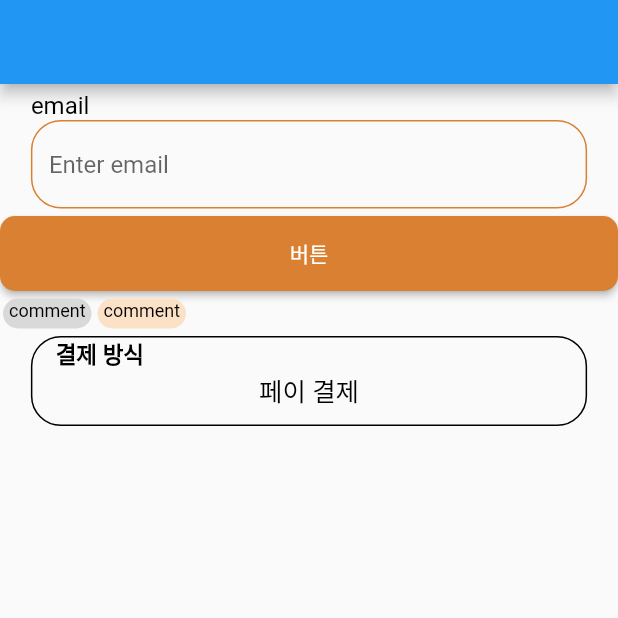
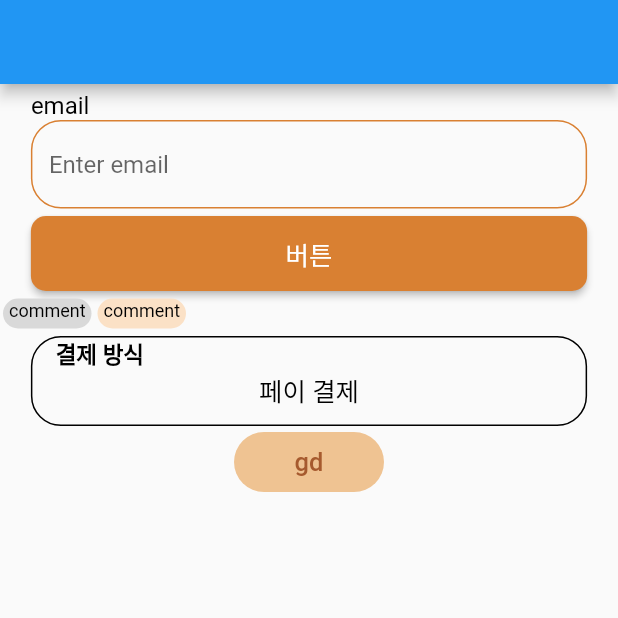
Before and after one commit to S-Sojung/group-buying-frontend, a Flutter app: the screen it shows after launch, on a phone screen of 412 x 824 dp, the top half of it. Run offline on Flutter 3.47's test engine with Material 2 defaults, Android fonts, the phone set to English and light mode, and no system bars; our stand-ins replace dio, flutter_riverpod, flutter_secure_storage, logger, validators; Roboto replaces fonts that are missing (HallymGothic).

Commit message:
Feat: SVG 사진 및 설정 donut_button Round 버전 추가

```diff
--- a/lib/main.dart
+++ b/lib/main.dart
@@ -43,7 +43,8 @@ class HomePage extends StatelessWidget {
               DonutRoundTag("comment"),
               DonutRoundTag("comment",code: "1",)],
           ),
-          DonutLabelRoundTextbox()
+          DonutLabelRoundTextbox(),
+          DonutRoundButton(text: "gd", funPageRoute: (){}),
         ],
       )
     );
--- a/lib/views/components/donut_button.dart
+++ b/lib/views/components/donut_button.dart
@@ -1,4 +1,5 @@
 import 'package:donut/core/constants/size.dart';
+import 'package:donut/core/constants/style.dart';
 import 'package:donut/core/constants/theme.dart';
 import 'package:flutter/material.dart';
 
@@ -13,13 +14,42 @@ class DonutButton extends StatelessWidget {
     return ElevatedButton(
       style: ElevatedButton.styleFrom(
         backgroundColor: donutColorBasic,
-        minimumSize: Size(double.infinity, 50),
+        minimumSize: Size(getScreenWidth(context)*0.9, 50),
         shape: RoundedRectangleBorder(
           borderRadius: BorderRadius.circular(10),
         ),
       ),
       onPressed: funPageRoute,
-      child: Text("$text"),
+      child: Text(
+        "$text",
+        style: bodyText(mColor: Colors.white),
+      ),
     );
   }
 }
+
+class DonutRoundButton extends StatelessWidget {
+  final String text;
+  final funPageRoute;
+
+  const DonutRoundButton({required this.text, required this.funPageRoute});
+
+  @override
+  Widget build(BuildContext context) {
+    return ElevatedButton(
+      style: ElevatedButton.styleFrom(
+        elevation: 0,
+        backgroundColor: donutColor2,
+        minimumSize: Size(100, 40),
+        shape: RoundedRectangleBorder(
+          borderRadius: BorderRadius.circular(20),
+        ),
+      ),
+      onPressed: funPageRoute,
+      child: Text(
+        "$text",
+        style: bodyText(mColor:donutColorBase),
+      ),
+    );
+  }
+}
--- a/pubspec.yaml
+++ b/pubspec.yaml
@@ -36,7 +36,7 @@ dependencies:
   flutter_riverpod: ^2.3.2
   logger: ^1.1.0
   flutter_secure_storage: ^7.0.0
-
+  flutter_svg: ^2.0.4
 
   # The following adds the Cupertino Icons font to your application.
   # Use with the CupertinoIcons class for iOS style icons.
```
Also changed, not shown: assets/images/donut.svg (added), assets/images/heart_donut.svg (added), pubspec.lock.
